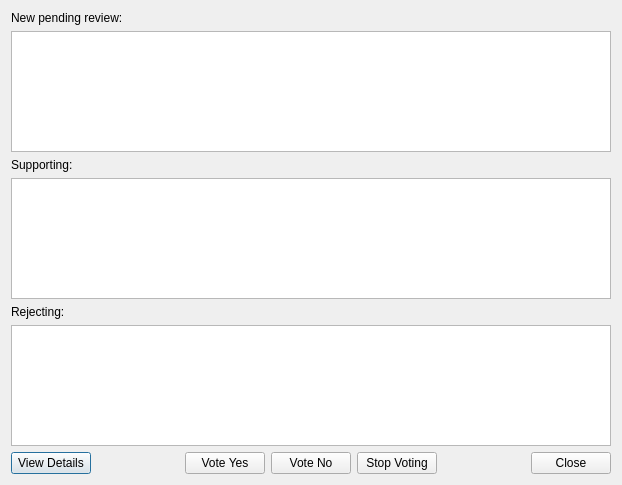
Qt form src/qt/forms/cfund_voting.ui (navcoin/navcoin-core) before a commit.
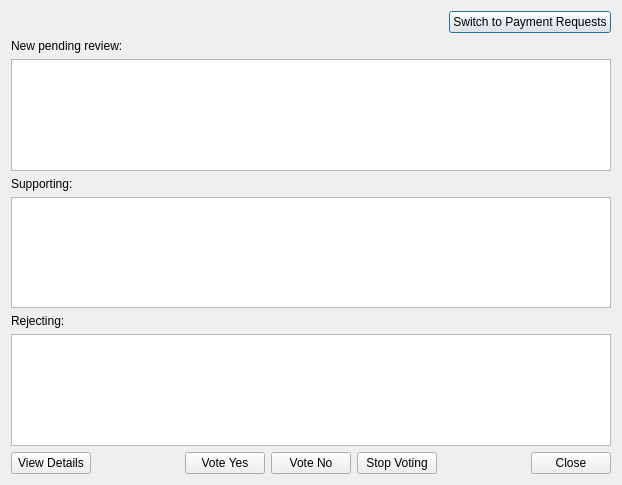
The same form after that commit.

Commit message: update dialog voting cfund

The edit to the form file:
```diff
--- a/src/qt/forms/cfund_voting.ui
+++ b/src/qt/forms/cfund_voting.ui
@@ -14,6 +14,30 @@
    <string>Dialog</string>
   </property>
   <layout class="QVBoxLayout" name="verticalLayout">
+   <item>
+    <layout class="QHBoxLayout" name="horizontalLayout_2">
+     <item>
+      <spacer name="horizontalSpacer_3">
+       <property name="orientation">
+        <enum>Qt::Horizontal</enum>
+       </property>
+       <property name="sizeHint" stdset="0">
+        <size>
+         <width>40</width>
+         <height>20</height>
+        </size>
+       </property>
+      </spacer>
+     </item>
+     <item>
+      <widget class="QPushButton" name="switchBtn">
+       <property name="text">
+        <string>Switch to Payment Requests</string>
+       </property>
+      </widget>
+     </item>
+    </layout>
+   </item>
    <item>
     <layout class="QVBoxLayout" name="verticalLayout_2">
      <item>
```
The commit also changes 4 other files.
